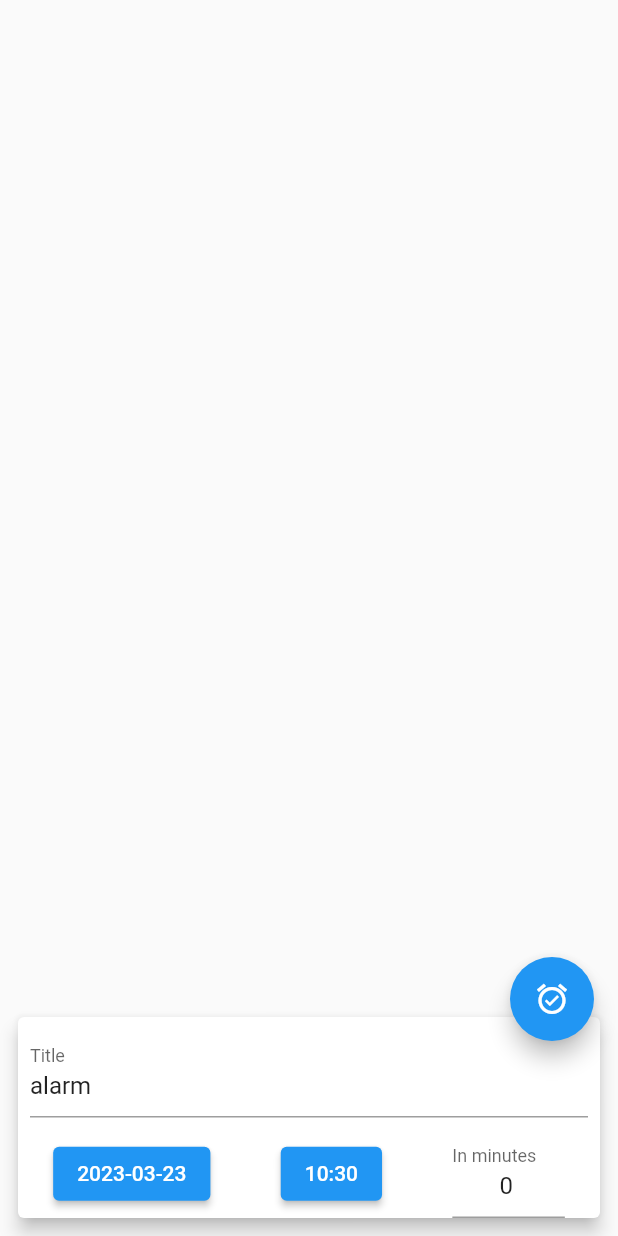
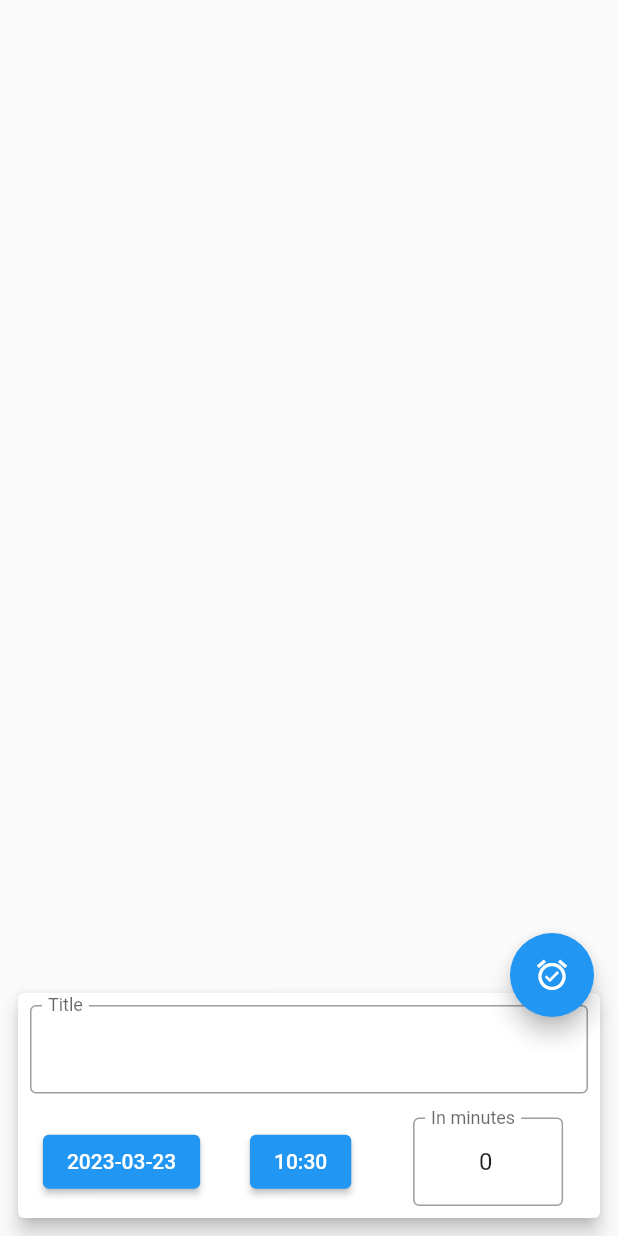
Before and after one commit to lavruh/rapido_reminder, a Flutter app: the screen it shows after launch, after a tap on the "alarm add" icon, on a phone screen of 412 x 824 dp. Run offline on Flutter 3.47's test engine with Material 2 defaults, Android fonts, the phone set to English and light mode, and no system bars; our stand-ins replace audioplayers, awesome_notifications, get.

Commit message:
some fixes

```diff
--- a/lib/domain/states/alarm_editor.dart
+++ b/lib/domain/states/alarm_editor.dart
@@ -6,7 +6,7 @@ import 'package:rapido_reminder/domain/states/alarm_manager.dart';
 import 'package:rapido_reminder/utils/utils.dart';
 
 class AlarmEditor extends GetxController {
-  final title = 'alarm'.obs;
+  final title = ' '.obs;
   DateTime _date = DateTime.now();
   final dateStr = DateFormat('y-MM-dd').format(DateTime.now()).obs;
   final timeStr = DateFormat('HH:mm').format(DateTime.now()).obs;
@@ -18,7 +18,7 @@ class AlarmEditor extends GetxController {
     dateStr.value = DateFormat('y-MM-dd').format(val);
     timeStr.value = DateFormat('HH:mm').format(val);
     final range = DateTimeRange(start: DateTime.now(), end: alarmDate);
-    durationStr.value = range.duration.inMinutes.toString();
+    durationStr.value = (range.duration.inMinutes + 1).toString();
   }
 
   DateTime get alarmDate => _date;
@@ -28,7 +28,7 @@ class AlarmEditor extends GetxController {
     NotificationCalendar? schedule,
   }) {
     if (content != null && schedule != null) {
-      title.value = content.title ?? 'alarm';
+      title.value = content.title ?? ' ';
       alarmDate = scheduleToDate(schedule);
     }
     isOpen.value = true;
--- a/lib/ui/widgets/alarm_editor_widget.dart
+++ b/lib/ui/widgets/alarm_editor_widget.dart
@@ -1,6 +1,7 @@
 import 'package:flutter/material.dart';
 import 'package:get/get.dart';
 import 'package:rapido_reminder/domain/states/alarm_editor.dart';
+import 'package:rapido_reminder/utils/input_widget.dart';
 
 const channelKey = 'alarm_channel';
 
@@ -18,15 +19,19 @@ class AlarmEditorWidget extends StatelessWidget {
             mainAxisSize: MainAxisSize.min,
             children: [
               Padding(
-                padding: const EdgeInsets.all(8.0),
-                child: TextField(
-                  controller: TextEditingController(text: state.title.value),
-                  decoration: const InputDecoration(labelText: 'Title'),
-                  onSubmitted: state.title,
-                ),
-              ),
+                  padding: const EdgeInsets.all(8.0),
+                  child: InputWidget(
+                      text: state.title.value,
+                      lable: 'Title',
+                      validator: _titleValidator,
+                      submit: (val) {
+                        if (val.isNotEmpty) {
+                          state.title.value = val;
+                        }
+                      })),
               Row(
                 mainAxisAlignment: MainAxisAlignment.spaceAround,
+                crossAxisAlignment: CrossAxisAlignment.center,
                 children: [
                   ElevatedButton(
                       onPressed: () => _pickupDate(state),
@@ -34,21 +39,22 @@ class AlarmEditorWidget extends StatelessWidget {
                   ElevatedButton(
                       onPressed: () => _pickupTime(state),
                       child: Text(state.timeStr.value)),
-                  SizedBox(
-                      width: 75,
-                      child: TextField(
-                        controller: TextEditingController(
-                            text: state.durationStr.value),
-                        decoration:
-                            const InputDecoration(labelText: 'In minutes'),
-                        textAlign: TextAlign.center,
-                        onSubmitted: (val) {
-                          final duration = int.tryParse(val);
-                          if (duration != null) {
-                            state.setDuration(duration);
-                          }
-                        },
-                      )),
+                  Padding(
+                    padding: const EdgeInsets.all(8.0),
+                    child: SizedBox(
+                        width: 100,
+                        child: InputWidget(
+                            text: state.durationStr.value,
+                            lable: 'In minutes',
+                            validator: _minutesValidator,
+                            inputType: TextInputType.number,
+                            submit: (val) {
+                              final duration = int.tryParse(val);
+                              if (duration != null) {
+                                state.setDuration(duration);
+                              }
+                            })),
+                  ),
                 ],
               ),
             ],
@@ -74,4 +80,21 @@ class AlarmEditorWidget extends StatelessWidget {
             firstDate: initDate,
             lastDate: DateTime(initDate.year + 1))));
   }
+
+  String? _minutesValidator(String? val) {
+    if (val != null) {
+      final duration = int.tryParse(val);
+      if (duration == null) {
+        return 'Should be int';
+      }
+    }
+    return null;
+  }
+
+  String? _titleValidator(String? val) {
+    if (val == null || val.isEmpty) {
+      return "Can't be empty";
+    }
+    return null;
+  }
 }
--- /dev/null
+++ b/lib/utils/input_widget.dart
@@ -0,0 +1,32 @@
+import 'package:flutter/material.dart';
+
+class InputWidget extends StatelessWidget {
+  const InputWidget(
+      {Key? key,
+      required this.text,
+      required this.lable,
+      required this.validator,
+      required this.submit,
+      this.inputType})
+      : super(key: key);
+  final String text;
+  final String lable;
+  final String? Function(String?) validator;
+  final Function(String) submit;
+  final TextInputType? inputType;
+
+  @override
+  Widget build(BuildContext context) {
+    return TextFormField(
+      controller: TextEditingController(text: text),
+      decoration: InputDecoration(
+          labelText: lable,
+          border: const OutlineInputBorder()),
+      keyboardType: inputType,
+      textAlign: TextAlign.center,
+      autovalidateMode: AutovalidateMode.onUserInteraction,
+      validator: validator,
+      onFieldSubmitted: submit,
+    );
+  }
+}
```
